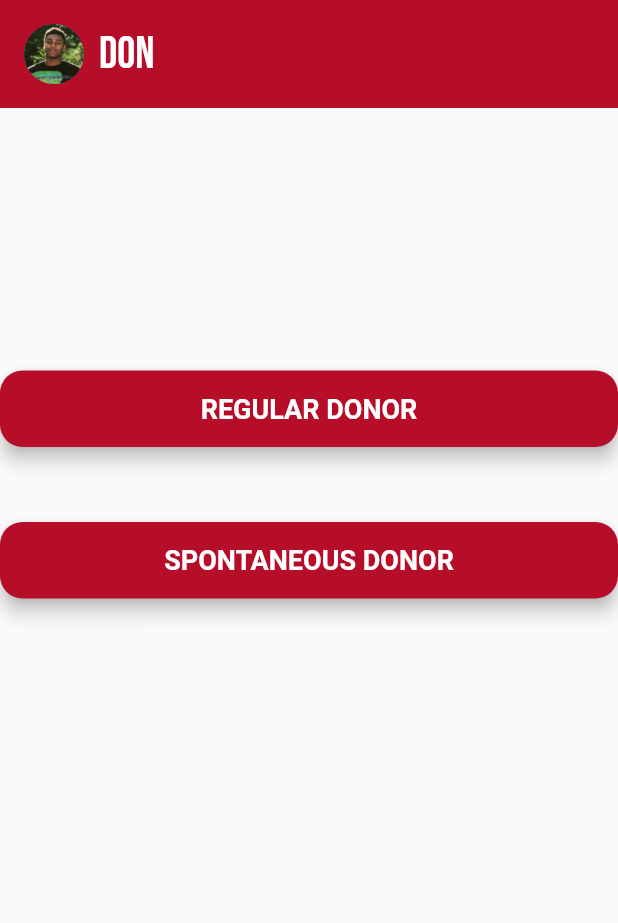
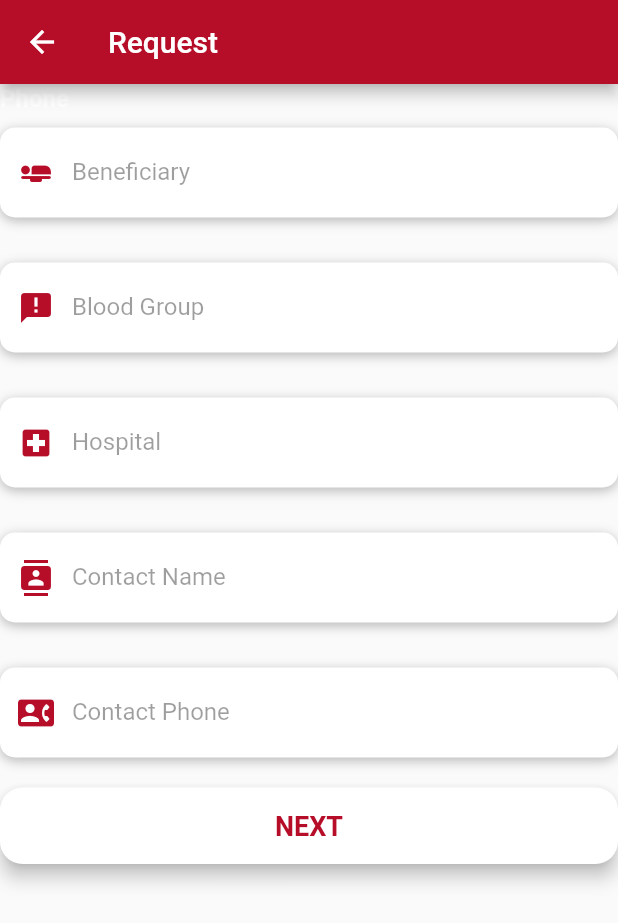
Before and after one commit to SanManke/don_de_sang_0.1, a Flutter app: the Dashboard screen opened directly, after a tap on "Dashboard", on a phone screen of 412 x 824 dp. Shown: the top 923 px of the screen. Run offline on Flutter 3.47's test engine with Material 2 defaults, Android fonts, the phone set to English and light mode, and no system bars.

Commit message:
request.dart

```diff
--- a/lib/dashboard.dart
+++ b/lib/dashboard.dart
@@ -1,6 +1,7 @@
 import 'package:don_de_sang/don_page.dart';
 import 'package:flutter/material.dart';
 import 'griddashboard.dart';
+import 'request.dart';
 
 class Dashboard extends StatefulWidget {
   @override
@@ -27,7 +28,7 @@ class _DashboardState extends State<Dashboard> {
                         context,
                         MaterialPageRoute(
                           builder: (context) {
-                            return Don();
+                            return Request();
                           },
                         ),
                       );
@@ -38,12 +39,13 @@ class _DashboardState extends State<Dashboard> {
                           fontWeight: FontWeight.bold
                       ),
                       ),
-                    )
+                    ),
                   ],
                 ),
               ],
             ),
           ),
+
           SizedBox(
             height: 40,
           ),
--- a/lib/don_page.dart
+++ b/lib/don_page.dart
@@ -1,5 +1,4 @@
 import 'package:don_de_sang/don_regular.dart';
-import 'package:don_de_sang/don_spontaneous.dart';
 import 'package:flutter/material.dart';
 import 'package:flutter/rendering.dart';
 import 'don_spontaneous.dart';
@@ -52,7 +51,7 @@ class _DonState extends State<Don> {
                 Navigator.push(
                   context,
                   MaterialPageRoute(builder: (context) {
-                    return DonSpontaneous();
+                    return Spontaneous();
                   }),
                 );
               },
--- /dev/null
+++ b/lib/request.dart
@@ -0,0 +1,195 @@
+import 'package:flutter/material.dart';
+
+class Request extends StatefulWidget {
+  @override
+  _RequestState createState() => _RequestState();
+}
+
+class _RequestState extends State<Request> {
+  @override
+  Widget build(BuildContext context) {
+    return Scaffold(
+        appBar: AppBar(
+          backgroundColor: Color(0xffb60d29),
+          title: Text('Request'),
+        ),
+        body: Column(
+          crossAxisAlignment: CrossAxisAlignment.start,
+          children: [
+            Text(
+              'Phone',
+              style: TextStyle(
+                  color: Colors.white,
+                  fontSize: 16,
+                  fontWeight: FontWeight.bold),
+            ),
+            SizedBox(height: 10),
+            Container(
+              alignment: Alignment.centerLeft,
+              decoration: BoxDecoration(
+                  color: Colors.white,
+                  borderRadius: BorderRadius.circular(10),
+                  boxShadow: [
+                    BoxShadow(
+                        color: Colors.black26,
+                        blurRadius: 6,
+                        offset: Offset(0, 2))
+                  ]),
+              height: 60,
+              child: TextField(
+                keyboardType: TextInputType.name,
+                style: TextStyle(color: Colors.black87),
+                decoration: InputDecoration(
+                    border: InputBorder.none,
+                    contentPadding: EdgeInsets.only(top: 14),
+                    prefixIcon: Icon(
+                      Icons.airline_seat_flat_rounded,
+                      color: Color(0xffb60d29),
+                    ),
+                    hintText: 'Beneficiary',
+                    hintStyle: TextStyle(color: Colors.black38)),
+              ),
+            ),
+            SizedBox(height: 30,),
+            Container(
+              alignment: Alignment.centerLeft,
+              decoration: BoxDecoration(
+                  color: Colors.white,
+                  borderRadius: BorderRadius.circular(10),
+                  boxShadow: [
+                    BoxShadow(
+                        color: Colors.black26,
+                        blurRadius: 6,
+                        offset: Offset(0, 2))
+                  ]),
+              height: 60,
+              child: TextField(
+                keyboardType: TextInputType.name,
+                style: TextStyle(color: Colors.black87),
+                decoration: InputDecoration(
+                    border: InputBorder.none,
+                    contentPadding: EdgeInsets.only(top: 14),
+                    prefixIcon: Icon(
+                      Icons.announcement,
+                      color: Color(0xffb60d29),
+                    ),
+                    hintText: 'Blood Group',
+                    hintStyle: TextStyle(color: Colors.black38)),
+              ),
+            ),
+            SizedBox(height: 30,),
+            Container(
+              alignment: Alignment.centerLeft,
+              decoration: BoxDecoration(
+                  color: Colors.white,
+                  borderRadius: BorderRadius.circular(10),
+                  boxShadow: [
+                    BoxShadow(
+                        color: Colors.black26,
+                        blurRadius: 6,
+                        offset: Offset(0, 2))
+                  ]),
+              height: 60,
+              child: TextField(
+                keyboardType: TextInputType.name,
+                style: TextStyle(color: Colors.black87),
+                decoration: InputDecoration(
+                    border: InputBorder.none,
+                    contentPadding: EdgeInsets.only(top: 14),
+                    prefixIcon: Icon(
+                      Icons.local_hospital,
+                      color: Color(0xffb60d29),
+                    ),
+                    hintText: 'Hospital',
+                    hintStyle: TextStyle(color: Colors.black38)),
+              ),
+            ),
+            SizedBox(height: 30,),
+            Container(
+              alignment: Alignment.centerLeft,
+              decoration: BoxDecoration(
+                  color: Colors.white,
+                  borderRadius: BorderRadius.circular(10),
+                  boxShadow: [
+                    BoxShadow(
+                        color: Colors.black26,
+                        blurRadius: 6,
+                        offset: Offset(0, 2))
+                  ]),
+              height: 60,
+              child: TextField(
+                keyboardType: TextInputType.name,
+                style: TextStyle(color: Colors.black87),
+                decoration: InputDecoration(
+                    border: InputBorder.none,
+                    contentPadding: EdgeInsets.only(top: 14),
+                    prefixIcon: Icon(
+                      Icons.contacts,
+                      color: Color(0xffb60d29),
+                    ),
+                    hintText: 'Contact Name',
+                    hintStyle: TextStyle(color: Colors.black38)),
+              ),
+            ),
+            SizedBox(height: 30,),
+            Container(
+              alignment: Alignment.centerLeft,
+              decoration: BoxDecoration(
+                  color: Colors.white,
+                  borderRadius: BorderRadius.circular(10),
+                  boxShadow: [
+                    BoxShadow(
+                        color: Colors.black26,
+                        blurRadius: 6,
+                        offset: Offset(0, 2))
+                  ]),
+              height: 60,
+              child: TextField(
+                keyboardType: TextInputType.phone,
+                style: TextStyle(color: Colors.black87),
+                decoration: InputDecoration(
+                    border: InputBorder.none,
+                    contentPadding: EdgeInsets.only(top: 14),
+                    prefixIcon: Icon(
+                      Icons.contact_phone_rounded,
+                      color: Color(0xffb60d29),
+                    ),
+                    hintText: 'Contact Phone',
+                    hintStyle: TextStyle(color: Colors.black38)),
+              ),
+            ),
+      Container(
+        padding: EdgeInsets.symmetric(vertical: 20),
+        width: double.maxFinite,
+        child: RaisedButton(
+          elevation: 5,
+          onPressed: () {
+            Navigator.push(
+              context,
+              MaterialPageRoute(
+                  builder: (context) {
+                    return null;
+                  }
+              ),
+            );
+          },
+          padding: EdgeInsets.all(15),
+          shape: RoundedRectangleBorder(
+              borderRadius: BorderRadius.circular(15)
+          ),
+          color: Colors.white,
+          child: Text(
+            'NEXT',
+            style: TextStyle(
+                color: Color(0xffb60d29),
+                fontSize: 18,
+                fontWeight: FontWeight.bold
+            ),
+          ),
+        ),
+      )
+          ],
+        ),
+    );
+  }
+}
--- a/pubspec.yaml
+++ b/pubspec.yaml
@@ -23,6 +23,7 @@ environment:
 dependencies:
   flutter:
     sdk: flutter
+  http: ^0.12.0+2
 
 
   # The following adds the Cupertino Icons font to your application.
```
Also changed, not shown: lib/don_regular.dart (+6 -36 lines), lib/don_spontaneous.dart (+44 -44 lines), pubspec.lock.
